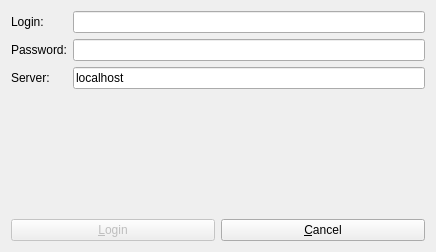
Qt form dialoglogin.ui (jerome05230/gestionBDD) before a commit.
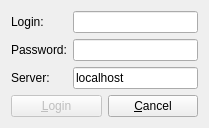
The same form after that commit. Icons and pictures are not drawn.

The edit to the form file:
```diff
--- a/dialoglogin.ui
+++ b/dialoglogin.ui
@@ -6,8 +6,8 @@
    <rect>
     <x>0</x>
     <y>0</y>
-    <width>436</width>
-    <height>252</height>
+    <width>209</width>
+    <height>123</height>
    </rect>
   </property>
   <property name="windowTitle">
@@ -61,9 +61,7 @@
        </property>
       </widget>
      </item>
-    </layout>
-   </item>
-   <item>
+     <item row="3" column="0" colspan="2">
     <layout class="QHBoxLayout" name="horizontalLayout">
      <item>
       <widget class="QPushButton" name="pushButtonConnexion">
@@ -81,6 +79,8 @@
         <string>&amp;Cancel</string>
        </property>
       </widget>
+       </item>
+      </layout>
      </item>
     </layout>
    </item>
```
Lines whose indentation alone changed are shown as unchanged.
